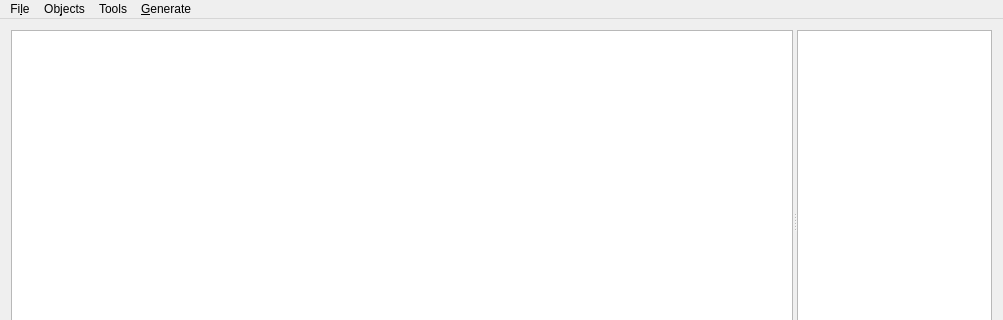
This is config-tool/gui/mainwindow.ui in carstenbru/fpga-log as Qt 5 draws it before an edit; both pictures show x 0 to 1003 and y 0 to 320 of the 1003 by 609 pixel window. The edited form follows.
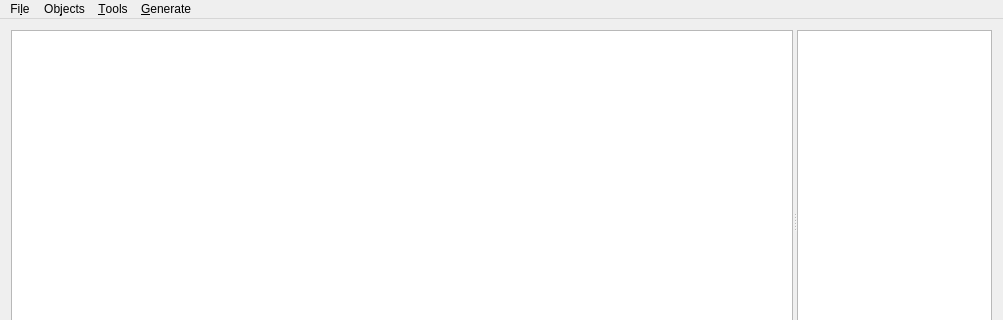
This is the edited form. Icons and pictures are not drawn.

Commit message: config-tool: stop current task

The edit to the form file:
```diff
--- a/config-tool/gui/mainwindow.ui
+++ b/config-tool/gui/mainwindow.ui
@@ -157,7 +157,7 @@
      <bool>true</bool>
     </property>
     <property name="title">
-     <string>Tools</string>
+     <string>&amp;Tools</string>
     </property>
     <addaction name="actionPinOverview"/>
     <addaction name="separator"/>
```
Left out of the diff: 31 changed lines with no effect on the pictures. The commit also changes 6 other files.
